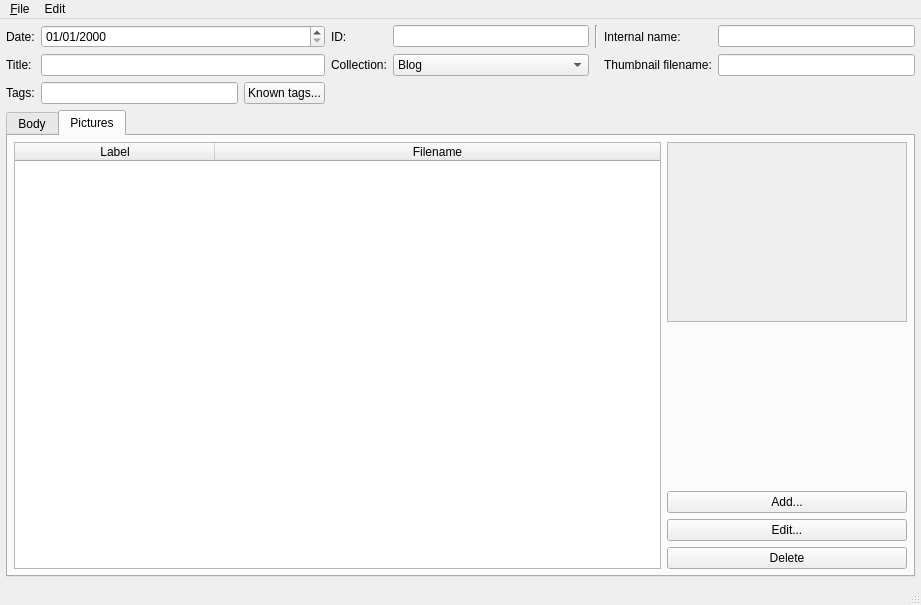
Before: the Qt Designer form forms/WndPost.ui in Driftini/fumoedit-qt, drawn with Qt 5.
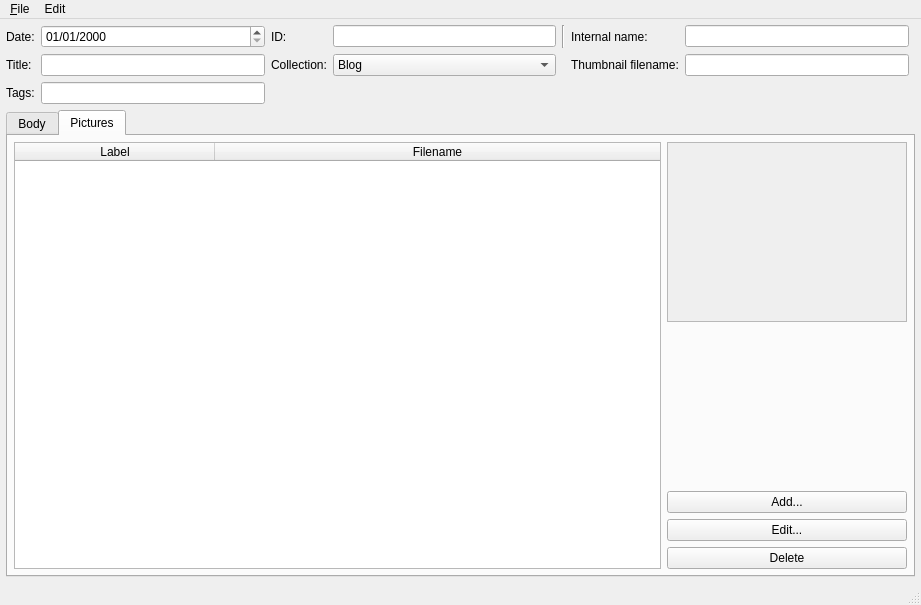
After: the same form once the commit is applied. Custom widgets are drawn as their Qt base class.

```diff
--- a/forms/WndPost.ui
+++ b/forms/WndPost.ui
@@ -24,66 +24,6 @@
   </property>
   <widget class="QWidget" name="centralwidget">
    <layout class="QGridLayout" name="gridLayout">
-    <item row="0" column="3">
-     <widget class="QLabel" name="LblID">
-      <property name="text">
-       <string>ID:</string>
-      </property>
-      <property name="buddy">
-       <cstring>LeID</cstring>
-      </property>
-     </widget>
-    </item>
-    <item row="0" column="6">
-     <widget class="QLabel" name="LblInternalName">
-      <property name="text">
-       <string>Internal name:</string>
-      </property>
-      <property name="buddy">
-       <cstring>LeInternalName</cstring>
-      </property>
-     </widget>
-    </item>
-    <item row="2" column="1">
-     <widget class="QLineEdit" name="LeTags"/>
-    </item>
-    <item row="1" column="4">
-     <widget class="QComboBox" name="CbCollection">
-      <property name="currentText">
-       <string>Blog</string>
-      </property>
-      <item>
-       <property name="text">
-        <string>Blog</string>
-       </property>
-      </item>
-      <item>
-       <property name="text">
-        <string>Artwork</string>
-       </property>
-      </item>
-     </widget>
-    </item>
-    <item row="1" column="0">
-     <widget class="QLabel" name="LblTitle">
-      <property name="text">
-       <string>Title:</string>
-      </property>
-      <property name="buddy">
-       <cstring>LeTitle</cstring>
-      </property>
-     </widget>
-    </item>
-    <item row="0" column="7">
-     <widget class="QLineEdit" name="LeInternalName">
-      <property name="readOnly">
-       <bool>true</bool>
-      </property>
-     </widget>
-    </item>
-    <item row="1" column="7">
-     <widget class="FilenameEdit" name="LeThumbName"/>
-    </item>
     <item row="2" column="0">
      <widget class="QLabel" name="LblTags">
       <property name="text">
@@ -91,46 +31,6 @@
       </property>
      </widget>
     </item>
-    <item row="0" column="5">
-     <widget class="Line" name="line">
-      <property name="orientation">
-       <enum>Qt::Vertical</enum>
-      </property>
-     </widget>
-    </item>
-    <item row="1" column="3">
-     <widget class="QLabel" name="LblCollection">
-      <property name="text">
-       <string>Collection:</string>
-      </property>
-      <property name="buddy">
-       <cstring>CbCollection</cstring>
-      </property>
-     </widget>
-    </item>
-    <item row="0" column="0">
-     <widget class="QLabel" name="LblDate">
-      <property name="text">
-       <string>Date:</string>
-      </property>
-      <property name="buddy">
-       <cstring>DeDate</cstring>
-      </property>
-     </widget>
-    </item>
-    <item row="0" column="4">
-     <widget class="QLineEdit" name="LeID"/>
-    </item>
-    <item row="1" column="6">
-     <widget class="QLabel" name="LblThumbName">
-      <property name="text">
-       <string>Thumbnail filename:</string>
-      </property>
-      <property name="buddy">
-       <cstring>LeThumbName</cstring>
-      </property>
-     </widget>
-    </item>
     <item row="3" column="0" colspan="8">
      <widget class="QTabWidget" name="TwEditors">
       <property name="currentIndex">
@@ -290,29 +190,120 @@
       </widget>
      </widget>
     </item>
-    <item row="2" column="2">
-     <widget class="QPushButton" name="PbKnownTags">
-      <property name="sizePolicy">
-       <sizepolicy hsizetype="Minimum" vsizetype="Ignored">
-        <horstretch>0</horstretch>
-        <verstretch>0</verstretch>
-       </sizepolicy>
+    <item row="1" column="0">
+     <widget class="QLabel" name="LblTitle">
+      <property name="text">
+       <string>Title:</string>
       </property>
+      <property name="buddy">
+       <cstring>LeTitle</cstring>
+      </property>
+     </widget>
+    </item>
+    <item row="0" column="0">
+     <widget class="QLabel" name="LblDate">
       <property name="text">
-       <string>Known tags...</string>
+       <string>Date:</string>
       </property>
+      <property name="buddy">
+       <cstring>DeDate</cstring>
+      </property>
      </widget>
     </item>
-    <item row="1" column="1" colspan="2">
+    <item row="2" column="1">
+     <widget class="TagsEdit" name="LeTags">
+      <property name="toolTip">
+       <string>Press Enter while typing a tag to auto-complete it.</string>
+      </property>
+     </widget>
+    </item>
+    <item row="1" column="1">
      <widget class="QLineEdit" name="LeTitle"/>
     </item>
-    <item row="0" column="1" colspan="2">
+    <item row="0" column="1">
      <widget class="QDateEdit" name="DeDate">
       <property name="displayFormat">
        <string>dd/MM/yyyy</string>
       </property>
      </widget>
     </item>
+    <item row="1" column="2">
+     <widget class="QLabel" name="LblCollection">
+      <property name="text">
+       <string>Collection:</string>
+      </property>
+      <property name="buddy">
+       <cstring>CbCollection</cstring>
+      </property>
+     </widget>
+    </item>
+    <item row="0" column="2">
+     <widget class="QLabel" name="LblID">
+      <property name="text">
+       <string>ID:</string>
+      </property>
+      <property name="buddy">
+       <cstring>LeID</cstring>
+      </property>
+     </widget>
+    </item>
+    <item row="0" column="3">
+     <widget class="QLineEdit" name="LeID"/>
+    </item>
+    <item row="1" column="3">
+     <widget class="QComboBox" name="CbCollection">
+      <property name="currentText">
+       <string>Blog</string>
+      </property>
+      <item>
+       <property name="text">
+        <string>Blog</string>
+       </property>
+      </item>
+      <item>
+       <property name="text">
+        <string>Artwork</string>
+       </property>
+      </item>
+     </widget>
+    </item>
+    <item row="0" column="4">
+     <widget class="Line" name="line">
+      <property name="orientation">
+       <enum>Qt::Vertical</enum>
+      </property>
+     </widget>
+    </item>
+    <item row="0" column="5">
+     <widget class="QLabel" name="LblInternalName">
+      <property name="text">
+       <string>Internal name:</string>
+      </property>
+      <property name="buddy">
+       <cstring>LeInternalName</cstring>
+      </property>
+     </widget>
+    </item>
+    <item row="1" column="5">
+     <widget class="QLabel" name="LblThumbName">
+      <property name="text">
+       <string>Thumbnail filename:</string>
+      </property>
+      <property name="buddy">
+       <cstring>LeThumbName</cstring>
+      </property>
+     </widget>
+    </item>
+    <item row="0" column="6">
+     <widget class="QLineEdit" name="LeInternalName">
+      <property name="readOnly">
+       <bool>true</bool>
+      </property>
+     </widget>
+    </item>
+    <item row="1" column="6">
+     <widget class="FilenameEdit" name="LeThumbName"/>
+    </item>
    </layout>
   </widget>
   <widget class="QMenuBar" name="menubar">
@@ -419,6 +410,11 @@
    <extends>QLineEdit</extends>
    <header>widgets.FilenameEdit</header>
   </customwidget>
+  <customwidget>
+   <class>TagsEdit</class>
+   <extends>QLineEdit</extends>
+   <header>widgets.TagsEdit</header>
+  </customwidget>
  </customwidgets>
  <tabstops>
   <tabstop>DeDate</tabstop>
```
Left out of the diff: 7 changed lines with no effect on the pictures.
